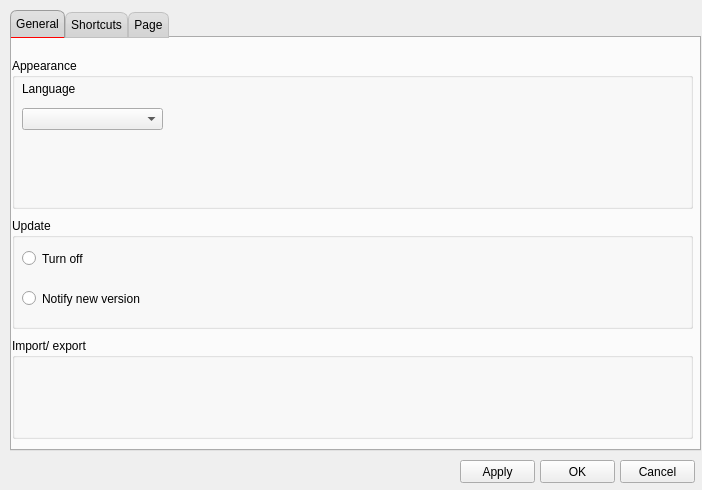
This is ui/setting.ui in Innovators-Team10/TrollEdit as Qt 5 draws it before an edit. The edited form follows.
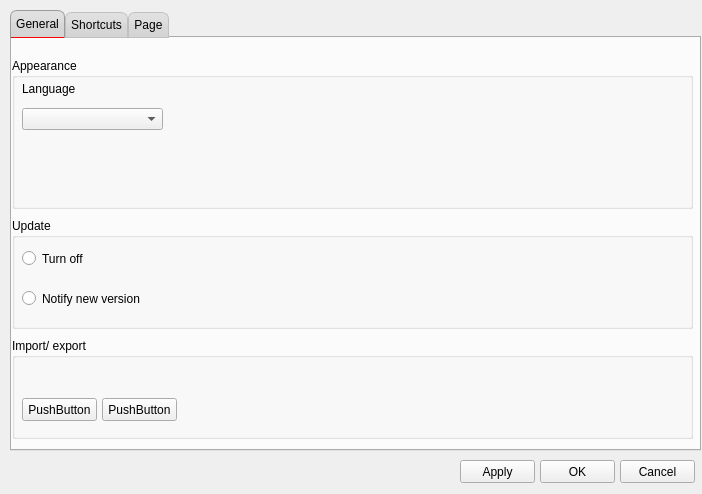
This is the edited form. The open tabs and pages were chosen to show the change. Icons and pictures are not drawn.

What changed in the file:
```diff
--- a/ui/setting.ui
+++ b/ui/setting.ui
@@ -7,7 +7,7 @@
     <x>0</x>
     <y>0</y>
     <width>702</width>
-    <height>490</height>
+    <height>494</height>
    </rect>
   </property>
   <property name="windowTitle">
@@ -113,6 +113,32 @@
      <property name="title">
       <string>Import/ export </string>
      </property>
+     <widget class="QPushButton" name="pushButton_6">
+      <property name="geometry">
+       <rect>
+        <x>10</x>
+        <y>60</y>
+        <width>75</width>
+        <height>23</height>
+       </rect>
+      </property>
+      <property name="text">
+       <string>PushButton</string>
+      </property>
+     </widget>
+     <widget class="QPushButton" name="pushButton_7">
+      <property name="geometry">
+       <rect>
+        <x>90</x>
+        <y>60</y>
+        <width>75</width>
+        <height>23</height>
+       </rect>
+      </property>
+      <property name="text">
+       <string>PushButton</string>
+      </property>
+     </widget>
     </widget>
     <widget class="QGroupBox" name="groupBox">
      <property name="geometry">
```
Left out of the diff: 15 changed lines with no effect on the pictures.
